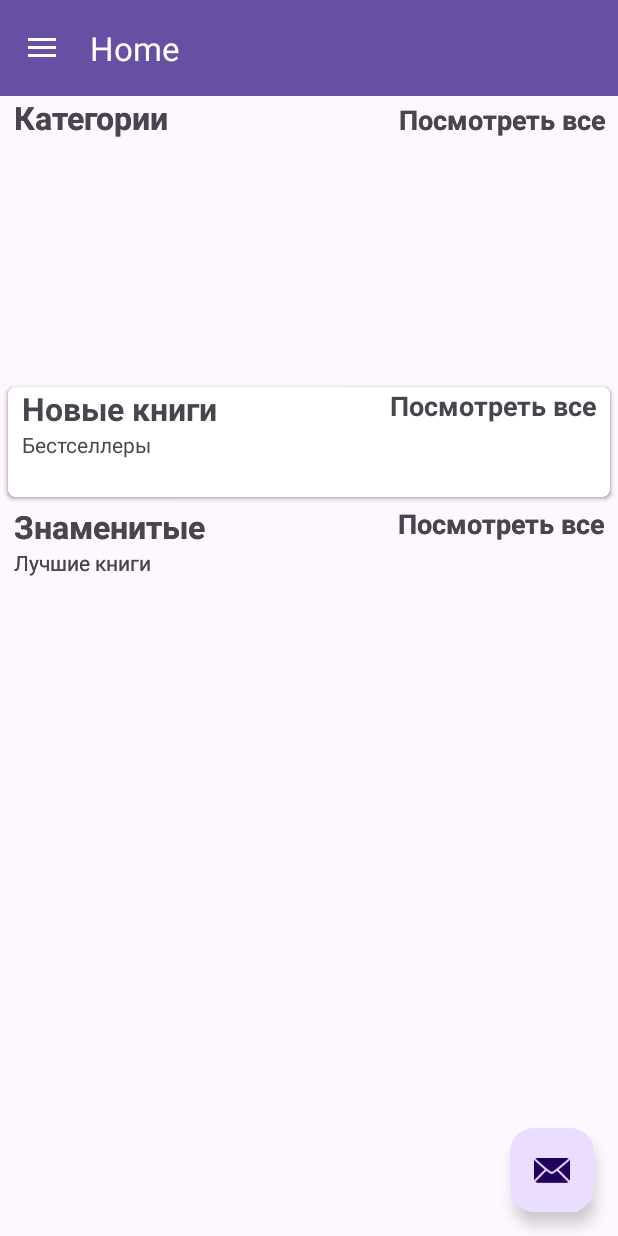
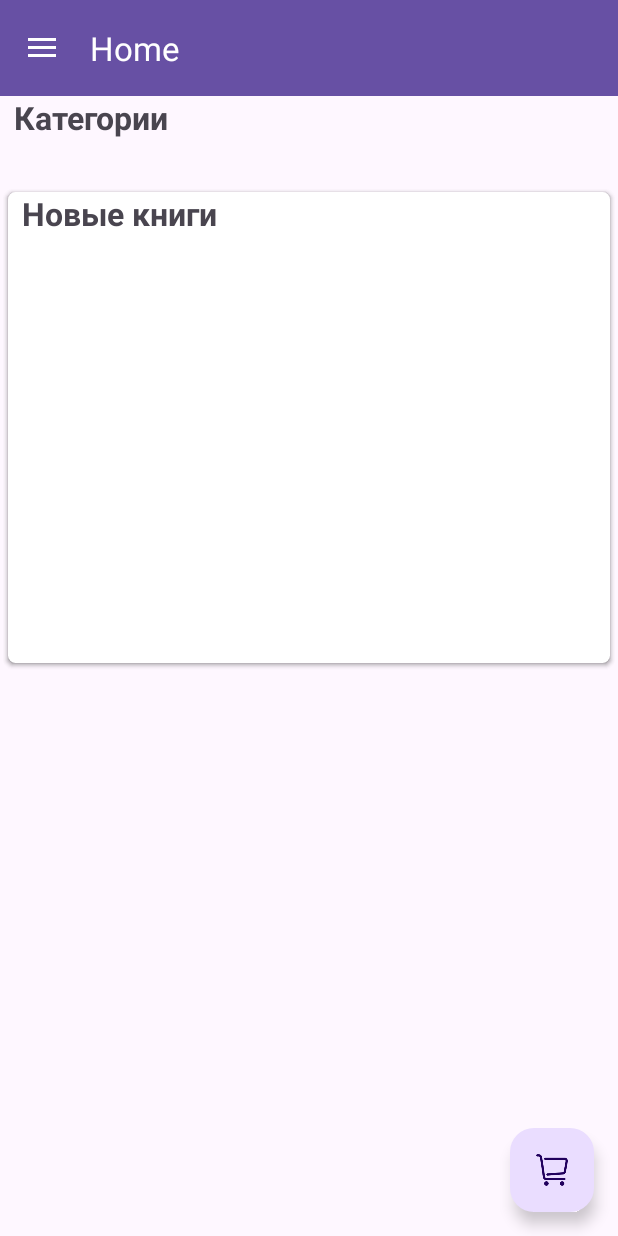
Before and after one commit to Orazjan/Library, an Android app: the HomeActivity screen opened directly, with no data from a screen before it, on a phone screen of 412 x 824 dp. Run offline under Robolectric (Android 15) with nearby library versions, the phone set to English and light mode, and no system bars; our stand-ins replace Firebase (no records; nobody signed in at launch, a user with empty details on screens opened directly), navigation-ui; libraries missing offline, so code that uses them is left out: io.paperdb.

Commit message:
Added New Books category

```diff
--- /dev/null
+++ b/app/src/main/java/com/example/library/UI/Adapters/BestsellerAdapter.java
@@ -0,0 +1,5 @@
+package com.example.library.UI.Adapters;
+
+public class BestsellerAdapter {
+
+}
--- a/app/src/main/java/com/example/library/UI/Adapters/CategoryAdapter.java
+++ b/app/src/main/java/com/example/library/UI/Adapters/CategoryAdapter.java
@@ -39,10 +39,14 @@ public class CategoryAdapter extends RecyclerView.Adapter<CategoryAdapter.ViewHo
 
     @Override
     public int getItemCount() {
-        return list.size();
+        if (list.size() > 2) {
+            return list.size() - 5;
+        } else {
+            return list.size();
+        }
     }
 
-    public class ViewHolder extends RecyclerView.ViewHolder {
+    public static class ViewHolder extends RecyclerView.ViewHolder {
         ImageView Category_image;
         TextView Category_name;
 
--- /dev/null
+++ b/app/src/main/java/com/example/library/UI/Adapters/NewBooksAdapter.java
@@ -0,0 +1,65 @@
+package com.example.library.UI.Adapters;
+
+import android.content.Context;
+import android.view.LayoutInflater;
+import android.view.View;
+import android.view.ViewGroup;
+import android.widget.ImageView;
+import android.widget.TextView;
+
+import androidx.annotation.NonNull;
+import androidx.recyclerview.widget.RecyclerView;
+
+import com.bumptech.glide.Glide;
+import com.example.library.Model.Books;
+import com.example.library.R;
+
+import java.util.List;
+
+public class NewBooksAdapter extends RecyclerView.Adapter<NewBooksAdapter.ViewHolder> {
+    private Context context;
+    private List<Books> list;
+
+    public NewBooksAdapter(Context context, List<Books> books) {
+        this.context = context;
+        this.list = books;
+    }
+
+    @NonNull
+    @Override
+    public NewBooksAdapter.ViewHolder onCreateViewHolder(@NonNull ViewGroup parent, int viewType) {
+        return new ViewHolder(LayoutInflater.from(parent.getContext()).inflate(R.layout.new_books, parent, false));
+
+    }
+
+    @Override
+    public void onBindViewHolder(@NonNull NewBooksAdapter.ViewHolder holder, int position) {
+        Glide.with(context).load(list.get(position).getImg_url()).into(holder.new_img);
+        holder.book_name.setText(list.get(position).getName());
+        holder.author_name.setText(list.get(position).getAuthor());
+        holder.price.setText(String.valueOf(list.get(position).getPrice()));
+    }
+
+    @Override
+    public int getItemCount() {
+        if (list.size() > 2) {
+            return list.size() - 5;
+        } else {
+            return list.size();
+        }
+    }
+
+    public class ViewHolder extends RecyclerView.ViewHolder {
+        ImageView new_img;
+        TextView book_name, author_name, price;
+
+        public ViewHolder(@NonNull View itemView) {
+            super(itemView);
+            new_img = itemView.findViewById(R.id.new_img);
+            book_name = itemView.findViewById(R.id.book_name);
+            author_name = itemView.findViewById(R.id.author_name);
+            price = itemView.findViewById(R.id.price);
+
+        }
+    }
+}
--- a/app/src/main/java/com/example/library/UI/Users/HomeActivity.java
+++ b/app/src/main/java/com/example/library/UI/Users/HomeActivity.java
@@ -5,6 +5,7 @@ import android.os.Bundle;
 import android.view.MenuItem;
 import android.view.View;
 import android.view.Menu;
+import android.widget.TextView;
 
 import com.example.library.R;
 import com.example.library.UI.Users.ui.home.HomeFragment;
@@ -32,6 +33,7 @@ public class HomeActivity extends AppCompatActivity {
     private AppBarConfiguration mAppBarConfiguration;
     private ActivityHomeBinding binding;
     Fragment homeFragment;
+    TextView Category;
 
     @Override
     protected void onCreate(Bundle savedInstanceState) {
@@ -42,12 +44,13 @@ public class HomeActivity extends AppCompatActivity {
 
         homeFragment = new HomeFragment();
         loadFragment(homeFragment);
-
+        Category = findViewById(R.id.Category);
+        Category.setText("Категории");
         setSupportActionBar(binding.appBarHome.toolbar);
         binding.appBarHome.fab.setOnClickListener(new View.OnClickListener() {
             @Override
             public void onClick(View view) {
-                Snackbar.make(view, "Replace with your own action", Snackbar.LENGTH_LONG)
+                Snackbar.make(view, "Здесь должен быть переход в корзину", Snackbar.LENGTH_LONG)
                         .setAction("Action", null)
                         .setAnchorView(R.id.fab).show();
             }
@@ -73,10 +76,6 @@ public class HomeActivity extends AppCompatActivity {
                     startActivity(settingIntent);
 
                 } else if (id == R.id.nav_logout) {
-                    Paper.book().destroy();
-                    Intent loginIntent = new Intent(HomeActivity.this, loginActivity.class);
-                    startActivity(loginIntent);
-                } else if (id == R.id.nav_likeAdmin) {
                     Paper.book().destroy();
                     Intent loginIntent = new Intent(HomeActivity.this, loginActivity.class);
                     startActivity(loginIntent);
--- a/app/src/main/java/com/example/library/UI/Users/ui/home/HomeFragment.java
+++ b/app/src/main/java/com/example/library/UI/Users/ui/home/HomeFragment.java
@@ -7,18 +7,17 @@ import android.util.Log;
 import android.view.LayoutInflater;
 import android.view.View;
 import android.view.ViewGroup;
-import android.widget.TextView;
 
 import androidx.annotation.NonNull;
 import androidx.fragment.app.Fragment;
-import androidx.lifecycle.ViewModelProvider;
-import androidx.recyclerview.widget.LinearLayoutManager;
+import androidx.recyclerview.widget.GridLayoutManager;
 import androidx.recyclerview.widget.RecyclerView;
 
+import com.example.library.Model.Books;
 import com.example.library.Model.CategoryModel;
 import com.example.library.R;
 import com.example.library.UI.Adapters.CategoryAdapter;
-import com.example.library.databinding.FragmentHomeBinding;
+import com.example.library.UI.Adapters.NewBooksAdapter;
 import com.google.android.gms.tasks.OnCompleteListener;
 import com.google.android.gms.tasks.OnFailureListener;
 import com.google.android.gms.tasks.Task;
@@ -31,35 +30,38 @@ import java.util.List;
 
 public class HomeFragment extends Fragment {
     CategoryAdapter categoryAdapter;
+    NewBooksAdapter newBooksAdapter;
     List<CategoryModel> categoryModelList;
-    private RecyclerView catRecycleView;
+    List<Books> BooksList;
+    private RecyclerView catRecycleView, newBooksRec;
 
     FirebaseFirestore db;
 
     public HomeFragment() {
-        // Required empty public constructor
+
     }
 
     @Override
-    public View onCreateView(LayoutInflater inflater, ViewGroup container,
-                             Bundle savedInstanceState) {
+    public View onCreateView(LayoutInflater inflater, ViewGroup container, Bundle savedInstanceState) {
         View root = inflater.inflate(R.layout.fragment_home, container, false);
-        // Inflate the layout for this fragment
 
         catRecycleView = root.findViewById(R.id.rec_category);
+        newBooksRec = root.findViewById(R.id.new_product_rec);
+
         db = FirebaseFirestore.getInstance();
-        catRecycleView.setLayoutManager(new LinearLayoutManager(getActivity(), LinearLayoutManager.HORIZONTAL, false));
+
+        GridLayoutManager gridLayoutManager = new GridLayoutManager(getActivity(), 2);
+        catRecycleView.setLayoutManager(gridLayoutManager);
+
         categoryModelList = new ArrayList<>();
         categoryAdapter = new CategoryAdapter(getContext(), categoryModelList);
         catRecycleView.setAdapter(categoryAdapter);
-
-        db.collection("Category_name")
-                .get().addOnCompleteListener(new OnCompleteListener<QuerySnapshot>() {
+        db.collection("Category_name").get().addOnCompleteListener(new OnCompleteListener<QuerySnapshot>() {
             @Override
             public void onComplete(@NonNull Task<QuerySnapshot> task) {
-                        if(task.isSuccessful()) {
-                            for(QueryDocumentSnapshot docment : task.getResult()) {
-                                CategoryModel categoryModel = docment.toObject(CategoryModel.class);
+                if (task.isSuccessful()) {
+                    for (QueryDocumentSnapshot document : task.getResult()) {
+                        CategoryModel categoryModel = document.toObject(CategoryModel.class);
                         categoryModelList.add(categoryModel);
                         categoryAdapter.notifyDataSetChanged();
                     }
@@ -72,8 +74,30 @@ public class HomeFragment extends Fragment {
                 Log.w(TAG, "Error getting documents.", e);
             }
         });
+        // Новые книги
+        GridLayoutManager gridLayoutManager2 = new GridLayoutManager(getActivity(), 2);
+        newBooksRec.setLayoutManager(gridLayoutManager2);
+        BooksList = new ArrayList<>();
+        newBooksAdapter = new NewBooksAdapter(getContext(), BooksList);
+        newBooksRec.setAdapter(newBooksAdapter);
+        db.collection("new_books").get().addOnCompleteListener(new OnCompleteListener<QuerySnapshot>() {
+            @Override
+            public void onComplete(@NonNull Task<QuerySnapshot> task) {
+                if (task.isSuccessful()) {
+                    for (QueryDocumentSnapshot document : task.getResult()) {
+                        Books books = document.toObject(Books.class);
+                        BooksList.add(books);
+                        newBooksAdapter.notifyDataSetChanged();
+                    }
+                }
+            }
 
-
+        }).addOnFailureListener(new OnFailureListener() {
+            @Override
+            public void onFailure(@NonNull Exception e) {
+                Log.w(TAG, "Error getting documents.", e);
+            }
+        });
         return root;
     }
 }
--- a/app/src/main/res/layout/app_bar_home.xml
+++ b/app/src/main/res/layout/app_bar_home.xml
@@ -29,6 +29,6 @@
         android:layout_gravity="bottom|end"
         android:layout_marginEnd="@dimen/fab_margin"
         android:layout_marginBottom="16dp"
-        app:srcCompat="@android:drawable/ic_dialog_email" />
+        app:srcCompat="@drawable/cart" />
 
 </androidx.coordinatorlayout.widget.CoordinatorLayout>
--- a/app/src/main/res/layout/fragment_home.xml
+++ b/app/src/main/res/layout/fragment_home.xml
@@ -4,7 +4,7 @@
     xmlns:tools="http://schemas.android.com/tools"
     android:layout_width="match_parent"
     android:layout_height="match_parent"
-    tools:context=".UI.Fragments.HomeFragment">
+    tools:context=".UI.Users.ui.home.HomeFragment">
 
     <LinearLayout
         android:id="@+id/home_layout"
@@ -15,37 +15,29 @@
         <LinearLayout
             android:layout_width="match_parent"
             android:layout_height="wrap_content"
-            android:layout_marginLeft="9dp"
+            android:layout_marginStart="9dp"
             android:orientation="horizontal"
             android:weightSum="2">
 
             <TextView
+                android:id="@+id/Category"
                 android:layout_width="wrap_content"
                 android:layout_height="wrap_content"
-                android:layout_weight="1"
-                android:text="Категории"
+                android:layout_weight="2"
                 android:textSize="21sp"
-                android:textStyle="bold" />
-
-            <TextView
-                android:id="@+id/category_see_all"
-                android:layout_width="wrap_content"
-                android:layout_height="wrap_content"
-                android:layout_marginEnd="8dp"
-                android:layout_weight="1"
-                android:gravity="end"
-                android:text="Посмотреть все"
-                android:textSize="18sp"
                 android:textStyle="bold" />
 
         </LinearLayout>
 
         <androidx.recyclerview.widget.RecyclerView
             android:id="@+id/rec_category"
-            android:layout_width="wrap_content"
-            android:layout_height="150dp"
-            android:layout_marginStart="9dp"
-            android:layout_marginTop="10dp" />
+            android:layout_width="match_parent"
+            android:layout_height="match_parent"
+            android:layout_marginStart="10dp"
+            android:layout_marginTop="10dp"
+            android:layout_marginEnd="10dp"
+            android:layout_marginBottom="20sp"
+            android:orientation="horizontal" />
 
         <androidx.cardview.widget.CardView
             android:layout_width="match_parent"
@@ -69,85 +61,73 @@
                         android:id="@+id/new_product_name"
                         android:layout_width="wrap_content"
                         android:layout_height="wrap_content"
-                        android:layout_marginLeft="9dp"
+                        android:layout_marginStart="9dp"
                         android:text="Новые книги"
                         android:textSize="21sp"
                         android:textStyle="bold" />
 
-                    <TextView
-                        android:layout_width="wrap_content"
-                        android:layout_height="wrap_content"
-                        android:layout_below="@+id/new_product_name"
-                        android:layout_marginLeft="9dp"
-                        android:text="Бестселлеры" />
-
-                    <TextView
-                        android:id="@+id/newProducts_see_all"
-                        android:layout_width="wrap_content"
-                        android:layout_height="wrap_content"
-                        android:layout_alignParentEnd="true"
-                        android:layout_marginRight="8dp"
-                        android:text="Посмотреть все"
-                        android:textSize="18sp"
-                        android:textStyle="bold" />
                 </RelativeLayout>
 
                 <androidx.recyclerview.widget.RecyclerView
                     android:id="@+id/new_product_rec"
-                    android:layout_width="wrap_content"
-                    android:layout_height="wrap_content"
-                    android:layout_margin="7dp"
-                    android:layout_marginTop="6dp"
-                    android:padding="5dp" />
+                    android:layout_width="match_parent"
+                    android:layout_height="250sp"
+                    android:layout_marginStart="10dp"
+                    android:layout_marginTop="10dp"
+                    android:layout_marginEnd="10dp"
+                    android:layout_marginBottom="25sp"
+                    android:orientation="horizontal" />
             </LinearLayout>
 
         </androidx.cardview.widget.CardView>
+        <!--Знаменитые книги-->
+        <!--        <LinearLayout-->
+        <!--            android:layout_width="match_parent"-->
+        <!--            android:layout_height="match_parent"-->
+        <!--            android:layout_marginTop="10sp"-->
+        <!--            android:orientation="vertical">-->
 
-        <LinearLayout
-            android:layout_width="match_parent"
-            android:layout_height="match_parent"
-            android:orientation="vertical">
+        <!--            <RelativeLayout-->
+        <!--                android:layout_width="wrap_content"-->
+        <!--                android:layout_height="wrap_content">-->
 
-            <RelativeLayout
-                android:layout_width="wrap_content"
-                android:layout_height="wrap_content">
+        <!--                <TextView-->
+        <!--                    android:id="@+id/popular_products"-->
+        <!--                    android:layout_width="wrap_content"-->
+        <!--                    android:layout_height="wrap_content"-->
+        <!--                    android:layout_marginStart="9dp"-->
+        <!--                    android:text="Знаменитые"-->
+        <!--                    android:textSize="21sp"-->
+        <!--                    android:textStyle="bold" />-->
 
-                <TextView
-                    android:id="@+id/popular_products"
-                    android:layout_width="wrap_content"
-                    android:layout_height="wrap_content"
-                    android:layout_marginLeft="9dp"
-                    android:text="Знаменитые"
-                    android:textSize="21sp"
-                    android:textStyle="bold" />
+        <!--                <TextView-->
+        <!--                    android:layout_width="wrap_content"-->
+        <!--                    android:layout_height="wrap_content"-->
+        <!--                    android:layout_below="@+id/popular_products"-->
+        <!--                    android:layout_marginStart="9dp"-->
+        <!--                    android:text="Бестселлер" />-->
 
-                <TextView
-                    android:layout_width="wrap_content"
-                    android:layout_height="wrap_content"
-                    android:layout_below="@+id/popular_products"
-                    android:layout_marginLeft="9dp"
-                    android:text="Лучшие книги" />
+        <!--                <TextView-->
+        <!--                    android:id="@+id/popular_see_all"-->
+        <!--                    android:layout_width="wrap_content"-->
+        <!--                    android:layout_height="wrap_content"-->
+        <!--                    android:layout_alignParentEnd="true"-->
+        <!--                    android:layout_marginEnd="8dp"-->
+        <!--                    android:text="Посмотреть все"-->
+        <!--                    android:textSize="18sp"-->
+        <!--                    android:textStyle="bold" />-->
+        <!--            </RelativeLayout>-->
 
-                <TextView
-                    android:id="@+id/popular_see_all"
-                    android:layout_width="wrap_content"
-                    android:layout_height="wrap_content"
-                    android:layout_alignParentEnd="true"
-                    android:layout_marginRight="8dp"
-                    android:text="Посмотреть все"
-                    android:textSize="18sp"
-                    android:textStyle="bold" />
-            </RelativeLayout>
-
-            <androidx.recyclerview.widget.RecyclerView
-                android:id="@+id/popular_rec"
-                android:layout_width="wrap_content"
-                android:layout_height="wrap_content"
-                android:layout_gravity="left"
-                android:layout_margin="7dp"
-                android:layout_marginTop="6dp"
-                android:padding="5dp" />
-        </LinearLayout>
+        <!--            <androidx.recyclerview.widget.RecyclerView-->
+        <!--                android:id="@+id/popular_rec"-->
+        <!--                android:layout_width="wrap_content"-->
+        <!--                android:layout_height="wrap_content"-->
+        <!--                android:layout_gravity="left"-->
+        <!--                android:layout_margin="7dp"-->
+        <!--                android:layout_marginTop="6dp"-->
+        <!--                android:padding="5dp"-->
+        <!--                tools:ignore="RtlHardcoded" />-->
+        <!--        </LinearLayout>-->
 
     </LinearLayout>
 
--- a/app/src/main/res/menu/activity_main_drawer.xml
+++ b/app/src/main/res/menu/activity_main_drawer.xml
@@ -20,10 +20,5 @@
             android:icon="@drawable/logout"
             android:iconTint="@color/white"
             android:title="Выход" />
-        <item
-            android:id="@+id/nav_likeAdmin"
-            android:icon="@drawable/administrator"
-            android:iconTint="@color/white"
-            android:title="Войти как администратор" />
     </group>
 </menu>
--- a/app/src/main/res/values/colors.xml
+++ b/app/src/main/res/values/colors.xml
@@ -5,4 +5,5 @@
     <color name="forBtn">#055011</color>
     <color name="white">#FFFFFF</color>
     <color name="black">#000000</color>
+    <color name="blue">#0000ff</color>
 </resources>
```
Also changed, not shown: app/src/main/java/com/example/library/Model/Books.java (added, +57 -0 lines), app/src/main/res/layout/category_list.xml (+19 -16 lines), app/src/main/res/layout/nav_header_home.xml (+13 -12 lines), app/src/main/res/layout/new_books.xml (added, +57 -0 lines). Lines whose indentation alone changed are shown as unchanged.
